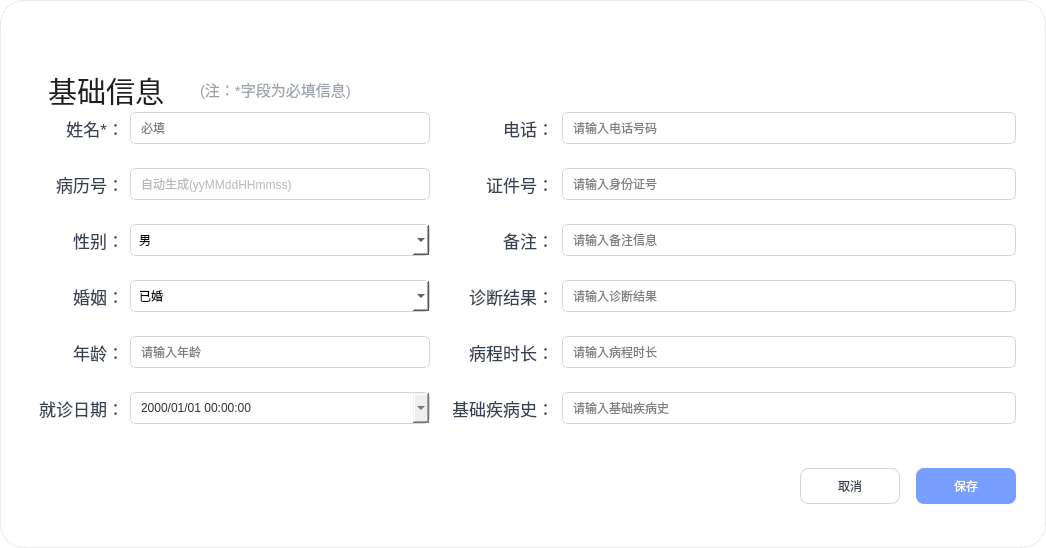
Old version of the form ui/patient_newa.ui in the repository zhushizi/BCI_SWA_v2.
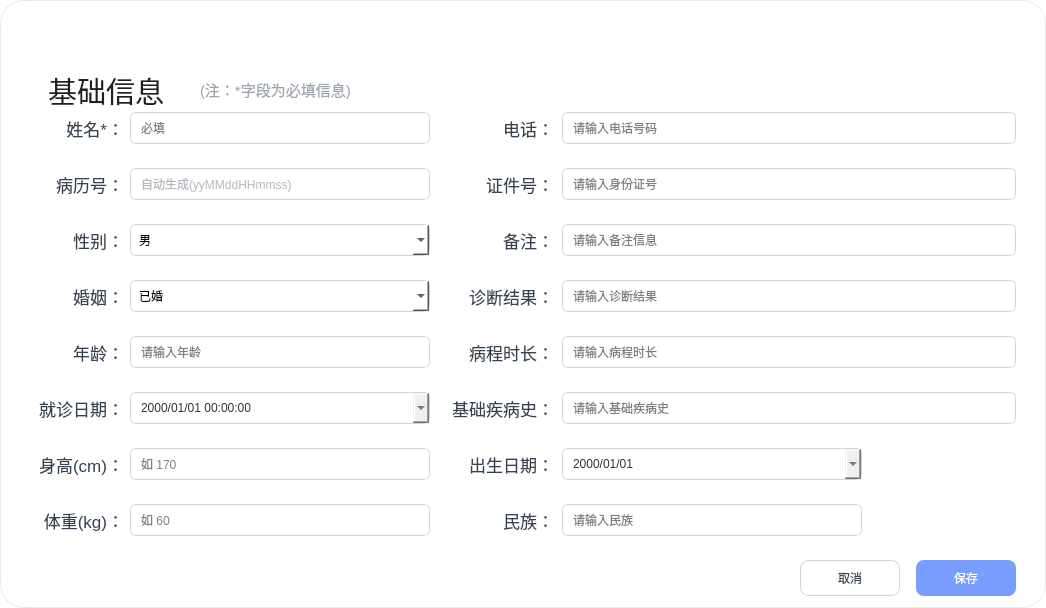
New version of the form. Icons and pictures are not drawn.

Patch:
```diff
--- a/ui/patient_newa.ui
+++ b/ui/patient_newa.ui
@@ -7,19 +7,19 @@
     <x>0</x>
     <y>0</y>
     <width>1046</width>
-    <height>548</height>
+    <height>608</height>
    </rect>
   </property>
   <property name="minimumSize">
    <size>
     <width>1046</width>
-    <height>548</height>
+    <height>608</height>
    </size>
   </property>
   <property name="maximumSize">
    <size>
     <width>1046</width>
-    <height>548</height>
+    <height>608</height>
    </size>
   </property>
   <property name="windowTitle">
@@ -617,11 +617,174 @@
     <string>请输入基础疾病史</string>
    </property>
   </widget>
+  <widget class="QLabel" name="label_birthday">
+   <property name="geometry">
+    <rect>
+     <x>458</x>
+     <y>448</y>
+     <width>96</width>
+     <height>32</height>
+    </rect>
+   </property>
+   <property name="font">
+    <font>
+     <pointsize>13</pointsize>
+    </font>
+   </property>
+   <property name="styleSheet">
+    <string notr="true">color: #374151;</string>
+   </property>
+   <property name="text">
+    <string>出生日期：</string>
+   </property>
+   <property name="alignment">
+    <set>Qt::AlignRight|Qt::AlignTrailing|Qt::AlignVCenter</set>
+   </property>
+  </widget>
+  <widget class="QDateEdit" name="dateEdit_birthday">
+   <property name="geometry">
+    <rect>
+     <x>562</x>
+     <y>448</y>
+     <width>300</width>
+     <height>32</height>
+    </rect>
+   </property>
+   <property name="styleSheet">
+    <string>border: 1px solid #D0D5DD; border-radius: 6px; padding-left: 8px; color: #333333;</string>
+   </property>
+   <property name="displayFormat">
+    <string>yyyy/MM/dd</string>
+   </property>
+   <property name="calendarPopup">
+    <bool>true</bool>
+   </property>
+  </widget>
+  <widget class="QLabel" name="label_height">
+   <property name="geometry">
+    <rect>
+     <x>23</x>
+     <y>448</y>
+     <width>101</width>
+     <height>32</height>
+    </rect>
+   </property>
+   <property name="font">
+    <font>
+     <pointsize>13</pointsize>
+    </font>
+   </property>
+   <property name="styleSheet">
+    <string notr="true">color: #374151;</string>
+   </property>
+   <property name="text">
+    <string>身高(cm)：</string>
+   </property>
+   <property name="alignment">
+    <set>Qt::AlignRight|Qt::AlignTrailing|Qt::AlignVCenter</set>
+   </property>
+  </widget>
+  <widget class="QLineEdit" name="lineEdit_height">
+   <property name="geometry">
+    <rect>
+     <x>130</x>
+     <y>448</y>
+     <width>300</width>
+     <height>32</height>
+    </rect>
+   </property>
+   <property name="styleSheet">
+    <string notr="true">border: 1px solid #D0D5DD; border-radius: 6px; padding-left: 8px;</string>
+   </property>
+   <property name="placeholderText">
+    <string>如 170</string>
+   </property>
+  </widget>
+  <widget class="QLabel" name="label_weight">
+   <property name="geometry">
+    <rect>
+     <x>33</x>
+     <y>504</y>
+     <width>91</width>
+     <height>32</height>
+    </rect>
+   </property>
+   <property name="font">
+    <font>
+     <pointsize>13</pointsize>
+    </font>
+   </property>
+   <property name="styleSheet">
+    <string notr="true">color: #374151;</string>
+   </property>
+   <property name="text">
+    <string>体重(kg)：</string>
+   </property>
+   <property name="alignment">
+    <set>Qt::AlignRight|Qt::AlignTrailing|Qt::AlignVCenter</set>
+   </property>
+  </widget>
+  <widget class="QLineEdit" name="lineEdit_weight">
+   <property name="geometry">
+    <rect>
+     <x>130</x>
+     <y>504</y>
+     <width>300</width>
+     <height>32</height>
+    </rect>
+   </property>
+   <property name="styleSheet">
+    <string notr="true">border: 1px solid #D0D5DD; border-radius: 6px; padding-left: 8px;</string>
+   </property>
+   <property name="placeholderText">
+    <string>如 60</string>
+   </property>
+  </widget>
+  <widget class="QLabel" name="label_ethnicity">
+   <property name="geometry">
+    <rect>
+     <x>458</x>
+     <y>504</y>
+     <width>96</width>
+     <height>32</height>
+    </rect>
+   </property>
+   <property name="font">
+    <font>
+     <pointsize>13</pointsize>
+    </font>
+   </property>
+   <property name="styleSheet">
+    <string notr="true">color: #374151;</string>
+   </property>
+   <property name="text">
+    <string>民族：</string>
+   </property>
+   <property name="alignment">
+    <set>Qt::AlignRight|Qt::AlignTrailing|Qt::AlignVCenter</set>
+   </property>
+  </widget>
+  <widget class="QLineEdit" name="lineEdit_ethnicity">
+   <property name="geometry">
+    <rect>
+     <x>562</x>
+     <y>504</y>
+     <width>300</width>
+     <height>32</height>
+    </rect>
+   </property>
+   <property name="styleSheet">
+    <string notr="true">border: 1px solid #D0D5DD; border-radius: 6px; padding-left: 8px;</string>
+   </property>
+   <property name="placeholderText">
+    <string>请输入民族</string>
+   </property>
+  </widget>
   <widget class="QPushButton" name="pushButton_cancel">
    <property name="geometry">
     <rect>
      <x>800</x>
-     <y>468</y>
+     <y>560</y>
      <width>100</width>
      <height>36</height>
     </rect>
@@ -641,7 +804,7 @@
    <property name="geometry">
     <rect>
      <x>916</x>
-     <y>468</y>
+     <y>560</y>
      <width>100</width>
      <height>36</height>
     </rect>
```
